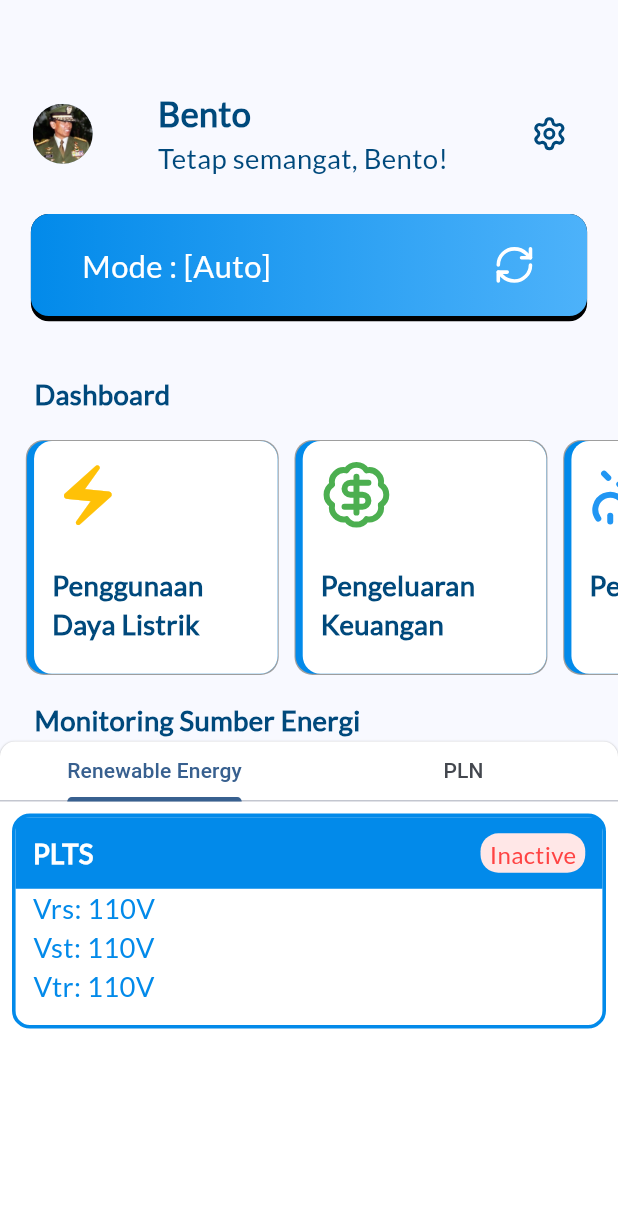
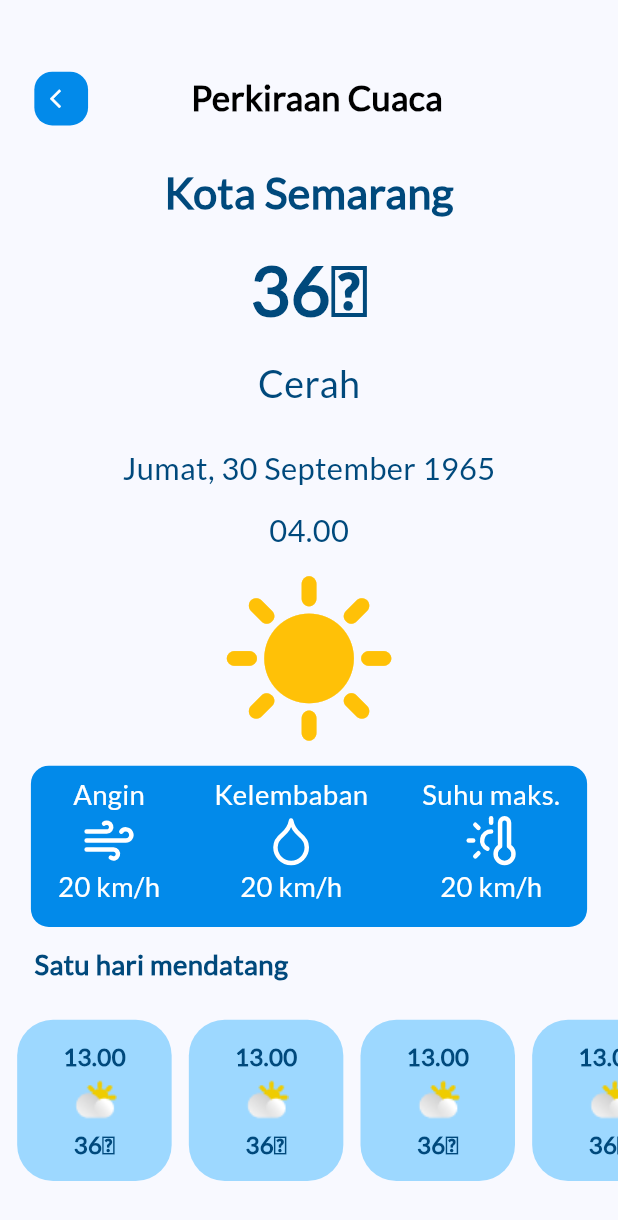
Before and after one commit to neorock07/smartgrid, a Flutter app: the Home screen opened directly, after a tap on "Perkiraan Cuaca", on a phone screen of 412 x 824 dp. Shown: the top 1220 px of the screen. Run offline on Flutter 3.47's test engine with Material 2 defaults, Android fonts, the phone set to English and light mode, and no system bars; our stand-ins replace firebase_core, fl_chart, flutter_screenutil, get, infinite_scroll_pagination, lucide_icons and 1 more; accounts and stored records are empty; network calls fail.

Commit message:
add: pagination + add cuaca page

```diff
--- /dev/null
+++ b/lib/View/Cuaca.dart
@@ -0,0 +1,260 @@
+import 'package:flutter/material.dart';
+import 'package:flutter_screenutil/flutter_screenutil.dart';
+import 'package:lucide_icons/lucide_icons.dart';
+import 'package:smartgrid/Partials/Button/BackButton.dart';
+
+class Cuaca extends StatefulWidget {
+  const Cuaca({Key? key}) : super(key: key);
+
+  @override
+  _CuacaState createState() => _CuacaState();
+}
+
+class _CuacaState extends State<Cuaca> {
+  @override
+  Widget build(BuildContext context) {
+    return Scaffold(
+      body: Column(
+        children: [
+          SizedBox(
+            height: 40.h,
+          ),
+          Row(
+            mainAxisAlignment: MainAxisAlignment.start,
+            children: [
+              Padding(
+                padding: EdgeInsets.only(left: 20.w, right: 60.w),
+                child: KembaliButton(context, onTap: () {
+                  Navigator.pop(context);
+                }),
+              ),
+              Center(
+                child: Align(
+                  alignment: Alignment.center,
+                  child: Text(
+                    "Perkiraan Cuaca",
+                    style: TextStyle(
+                        fontFamily: "Lato",
+                        fontSize: 20.sp,
+                        fontWeight: FontWeight.bold,
+                        color: Colors.black),
+                  ),
+                ),
+              )
+            ],
+          ),
+          SizedBox(
+            height: 20.h,
+          ),
+          Text("Kota Semarang",
+              style: TextStyle(
+                  fontFamily: "Lato",
+                  fontSize: 25.sp,
+                  fontWeight: FontWeight.bold,
+                  color: Color.fromRGBO(0, 73, 124, 1))),
+          SizedBox(
+            height: 10.h,
+          ),
+          Text("36℃",
+              style: TextStyle(
+                  fontFamily: "Lato",
+                  fontSize: 40.sp,
+                  fontWeight: FontWeight.bold,
+                  color: Color.fromRGBO(0, 73, 124, 1))),
+          SizedBox(
+            height: 10.h,
+          ),
+          Text("Cerah",
+              style: TextStyle(
+                  fontFamily: "Lato",
+                  fontSize: 22.sp,
+                  fontWeight: FontWeight.normal,
+                  color: Color.fromRGBO(0, 73, 124, 1))),
+          SizedBox(
+            height: 20.h,
+          ),
+          Text("Jumat, 30 September 1965",
+              style: TextStyle(
+                  fontFamily: "Lato",
+                  fontSize: 18.sp,
+                  fontWeight: FontWeight.normal,
+                  color: Color.fromRGBO(0, 73, 124, 1))),
+          SizedBox(
+            height: 10.h,
+          ),
+          Text("04.00",
+              style: TextStyle(
+                  fontFamily: "Lato",
+                  fontSize: 18.sp,
+                  fontWeight: FontWeight.normal,
+                  color: Color.fromRGBO(0, 73, 124, 1))),
+          SizedBox(
+            height: 10.h,
+          ),
+          Icon(
+            Icons.sunny,
+            color: Colors.amber,
+            size: 100.dm,
+          ),
+          SizedBox(
+            height: 10.h,
+          ),
+          Container(
+            height: 90.h,
+            width: MediaQuery.of(context).size.width * 0.9,
+            decoration: BoxDecoration(
+                color: Color.fromRGBO(2, 138, 234, 1),
+                borderRadius: BorderRadius.circular(10.dm)),
+            child: Padding(
+              padding: EdgeInsets.only(top: 5.h),
+              child: Row(
+                mainAxisAlignment: MainAxisAlignment.spaceAround,
+                children: [
+                  //angin
+                  Column(
+                    children: [
+                      Text(
+                        "Angin",
+                        style: TextStyle(
+                          color: Colors.white,
+                          fontFamily: "Lato",
+                          fontSize: 16.sp,
+                        ),
+                      ),
+                      Icon(
+                        LucideIcons.wind,
+                        color: Colors.white,
+                        size: 30.dm,
+                      ),
+                      Text(
+                        "20 km/h",
+                        style: TextStyle(
+                          color: Colors.white,
+                          fontFamily: "Lato",
+                          fontSize: 16.sp,
+                        ),
+                      ),
+                    ],
+                  ),
+
+                  //kelembaban
+                  Column(
+                    children: [
+                      Text(
+                        "Kelembaban",
+                        style: TextStyle(
+                          color: Colors.white,
+                          fontFamily: "Lato",
+                          fontSize: 16.sp,
+                        ),
+                      ),
+                      Icon(
+                        LucideIcons.droplet,
+                        color: Colors.white,
+                        size: 30.dm,
+                      ),
+                      Text(
+                        "20 km/h",
+                        style: TextStyle(
+                          color: Colors.white,
+                          fontFamily: "Lato",
+                          fontSize: 16.sp,
+                        ),
+                      ),
+                    ],
+                  ),
+
+                  //kelembaban
+                  Column(
+                    children: [
+                      Text(
+                        "Suhu maks.",
+                        style: TextStyle(
+                          color: Colors.white,
+                          fontFamily: "Lato",
+                          fontSize: 16.sp,
+                        ),
+                      ),
+                      Icon(
+                        LucideIcons.thermometerSun,
+                        color: Colors.white,
+                        size: 30.dm,
+                      ),
+                      Text(
+                        "20 km/h",
+                        style: TextStyle(
+                          color: Colors.white,
+                          fontFamily: "Lato",
+                          fontSize: 16.sp,
+                        ),
+                      ),
+                    ],
+                  ),
+                ],
+              ),
+            ),
+          ),
+          Padding(
+            padding: EdgeInsets.only(left: 20.w, top: 10.h),
+            child: Align(
+              alignment: Alignment.topLeft,
+              child: Text(
+                "Satu hari mendatang",
+                style: TextStyle(
+                    color: Color.fromRGBO(0, 73, 124, 1),
+                    fontFamily: "Lato",
+                    fontSize: 16.sp,
+                    fontWeight: FontWeight.bold),
+              ),
+            ),
+          ),
+          SizedBox(height:10.h),
+          Container(
+            height: 100.h,
+            width: MediaQuery.of(context).size.width,
+            child: ListView.builder(
+                scrollDirection: Axis.horizontal,
+                itemCount: 10,
+                itemBuilder: (context, index) {
+                  return Padding(
+                    padding: EdgeInsets.only(left: 10.w, top: 10.h),
+                    child: Container(
+                      height: 90.h,
+                      width: 90.w,
+                      decoration: BoxDecoration(
+                          borderRadius: BorderRadius.circular(20.dm),
+                          color: Color.fromRGBO(157, 216, 255, 1)),
+                      child: Column(
+                        mainAxisAlignment: MainAxisAlignment.center,
+                        children: [
+                          Text(
+                            "13.00",
+                            style: TextStyle(
+                                color: Color.fromRGBO(0, 73, 124, 1),
+                                fontFamily: "Lato",
+                                fontSize: 14.sp,
+                                fontWeight: FontWeight.bold),
+                          ),
+                          Container(height: 30.dm, width: 30.dm, decoration: BoxDecoration(
+                            image: DecorationImage(image: AssetImage("assets/images/cloud_sun.png"))
+                          ),),
+                          Text(
+                            "36℃",
+                            style: TextStyle(
+                                color: Color.fromRGBO(0, 73, 124, 1),
+                                fontFamily: "Lato",
+                                fontSize: 14.sp,
+
+                                fontWeight: FontWeight.bold),
+                          ),
+                        ],
+                      ),
+                    ),
+                  );
+                }),
+          )
+        ],
+      ),
+    );
+  }
+}
--- a/lib/View/Home.dart
+++ b/lib/View/Home.dart
@@ -3,6 +3,7 @@ import 'package:flutter_screenutil/flutter_screenutil.dart';
 import 'package:lucide_icons/lucide_icons.dart';
 import 'package:smartgrid/Partials/Card/CardMode.dart';
 import 'package:smartgrid/Partials/Card/DashboardCard.dart';
+import 'package:smartgrid/View/Cuaca.dart';
 import 'package:smartgrid/View/ListEnergy.dart';
 import 'package:smartgrid/View/ListPLN.dart';
 import 'package:smartgrid/View/Pengaturan.dart';
@@ -143,7 +144,10 @@ class _HomeState extends State<Home> with TickerProviderStateMixin {
                             label: "Perkiraan Cuaca",
                             icon: LucideIcons.cloudSunRain,
                             color: Colors.blue,
-                            onTap: () {}),
+                            onTap: () {
+                              Navigator.push(context, MaterialPageRoute(builder: (context)=>Cuaca()));
+
+                            }),
                       ),
                     ],
                   ),
--- a/lib/View/PenggunaanDaya.dart
+++ b/lib/View/PenggunaanDaya.dart
@@ -1,6 +1,9 @@
+import 'dart:convert';
+
 import 'package:fl_chart/fl_chart.dart';
 import 'package:flutter/material.dart';
 import 'package:flutter_screenutil/flutter_screenutil.dart';
+import 'package:http/http.dart';
 import 'package:infinite_scroll_pagination/infinite_scroll_pagination.dart';
 import 'package:smartgrid/Model/ChartData.dart';
 import 'package:smartgrid/Model/RiwayatModel.dart';
@@ -15,7 +18,7 @@ class PenggunaanDaya extends StatefulWidget {
 }
 
 class _PenggunaanDayaState extends State<PenggunaanDaya> {
-  static const _pageSize = 20;
+  final _numberOfPostsPerRequest = 10;
 
   final PagingController<int, RiwayatModel> _pagingController =
       PagingController(firstPageKey: 0);
@@ -31,10 +34,41 @@ class _PenggunaanDayaState extends State<PenggunaanDaya> {
 
   @override
   void initState() {
+    _pagingController.addPageRequestListener((pageKey) {
+      _fetchPage(pageKey);
+    });
     super.initState();
-    _pagingController.addPageRequestListener((pageKey) {
-      _pagingController.appendPage(data_fake, pageKey);
-    });
+  }
+
+  @override
+  void dispose() {
+    _pagingController.dispose();
+    super.dispose();
+  }
+
+  Future<void> _fetchPage(int pageKey) async {
+    try {
+      final response = await get(Uri.parse(
+          "https://jsonplaceholder.typicode.com/posts?_page=$pageKey&_limit=$_numberOfPostsPerRequest"));
+      List responseList = json.decode(response.body);
+      List<RiwayatModel> postList = data_fake
+          .map((data) => RiwayatModel(
+              name1: data.name1,
+              name2: data.name2,
+              value1: data.value1,
+              value2: data.value2))
+          .toList();
+      final isLastPage = postList.length < _numberOfPostsPerRequest;
+      if (isLastPage) {
+        _pagingController.appendLastPage(postList);
+      } else {
+        final nextPageKey = pageKey + 1;
+        _pagingController.appendPage(postList, nextPageKey);
+      }
+    } catch (e) {
+      print("error --> $e");
+      _pagingController.error = e;
+    }
   }
 
   List<Color> gradientColors = [
@@ -284,10 +318,8 @@ class _PenggunaanDayaState extends State<PenggunaanDaya> {
               return Container(
                   height: MediaQuery.of(context).size.height * 0.4,
                   width: MediaQuery.of(context).size.width,
-                  color: Colors.red, // Adjust height as needed
-                  child: ListView(
-                    controller: scrollController,
-                    children: [
+                  color: Colors.white, // Adjust height as needed
+                  child: ListView(controller: scrollController, children: [
                     Center(
                       child: BaseCard(
                         context,
@@ -392,7 +424,48 @@ class _PenggunaanDayaState extends State<PenggunaanDaya> {
                         ),
                       ),
                     ),
-
+                    Container(
+                      height: 150.h,
+                      width: MediaQuery.of(context).size.width,
+                      child: Padding(
+                        padding: EdgeInsets.all(10.dm),
+                        child: RefreshIndicator(
+                          onRefresh: () =>
+                              Future.sync(() => _pagingController.refresh()),
+                          child: Flexible(
+                            child: PagedListView<int, RiwayatModel>(
+                              pagingController: _pagingController,
+                              shrinkWrap:true,
+                              builderDelegate:
+                                  PagedChildBuilderDelegate<RiwayatModel>(
+                                itemBuilder: (context, item, index) => Padding(
+                                  padding: const EdgeInsets.all(15.0),
+                                  child: ListTile(
+                                    leading: Column(
+                                      children: [
+                                        Row(
+                                          children: [
+                                            Text(item.name1.toString()),
+                                            Text(item.value1.toString()),
+                                          ],
+                                        ),
+                                        Row(
+                                          children: [
+                                            Text(item.name2.toString()),
+                                            Text(item.value2.toString()),
+                                          ],
+                                        ),
+                                      ],
+                                    ),
+                                    trailing: Text(item.date.toString()),
+                                  ),
+                                ),
+                              ),
+                            ),
+                          ),
+                        ),
+                      ),
+                    ),
                   ]));
             }))
       ]),
--- a/pubspec.yaml
+++ b/pubspec.yaml
@@ -92,6 +92,7 @@ flutter:
   assets:
     - assets/images/google2.webp
     - assets/images/man_21.webp
+    - assets/images/cloud_sun.png
   #   - images/a_dot_ham.jpeg
 
   # An image asset can refer to one or more resolution-specific "variants", see
```
Also changed, not shown: assets/images/cloud_sun.png (added), assets/images/cuaca.svg (added).
